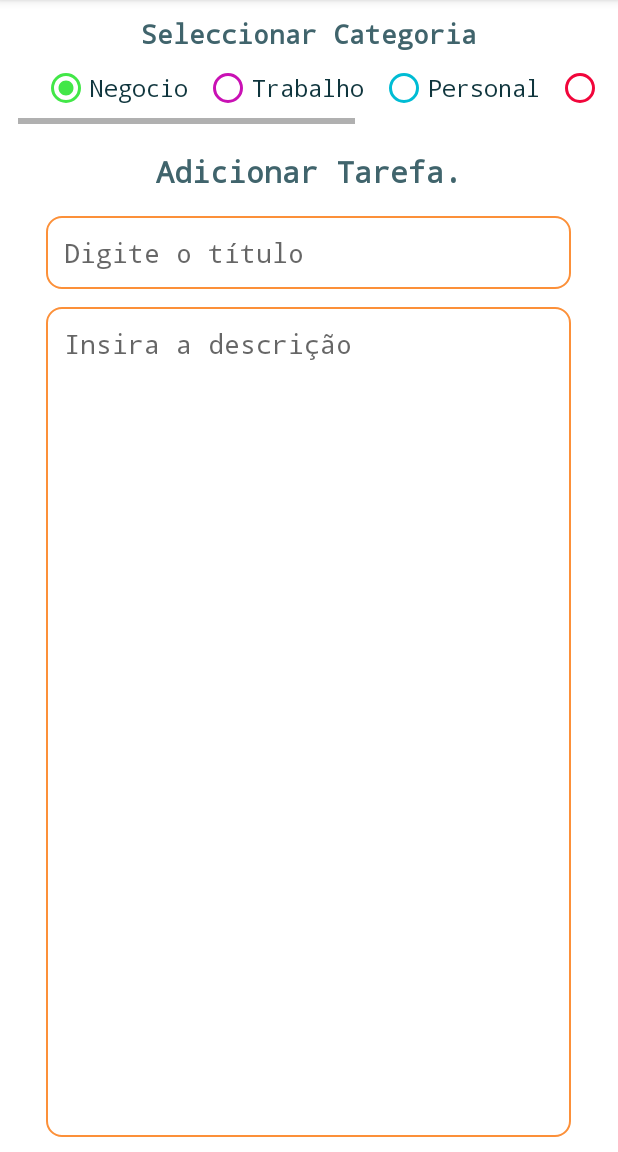
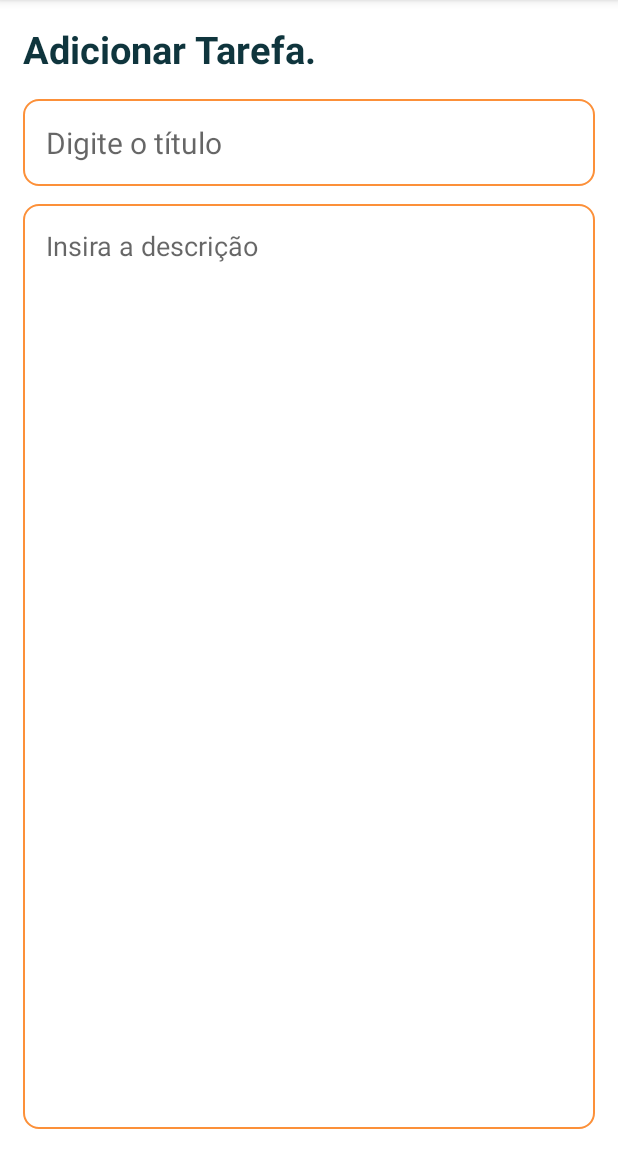
Before and after one commit to FredymarLeon/Task-Manager, an Android app: the fragment AddTaskFragment shown on its own in the app's theme, on a phone screen of 412 x 824 dp, the part 84-1236 px from its top. Run offline under Robolectric (Android 15) with nearby library versions, the phone set to English and light mode, and no system bars.

Commit message:
Foram feitas modificações nos layouts dos EditText nos fragments de Adicionar Tarefas e editar tarefas, para melhor responsividade.
Foi adicionado um tipo de font no theme do app.

Ainda mantemos a imagem provisoria a mostrar quando a tela de listagem de tarefas estiver vacia (png)

Falta criar </>Strings.xml em espanhol, ingles e outras linguas.

```diff
--- /dev/null
+++ b/app/src/main/res/drawable/ic_all_categories_menu.xml
@@ -0,0 +1,5 @@
+<vector xmlns:android="http://schemas.android.com/apk/res/android" android:height="24dp" android:tint="#FBFFFFFF" android:viewportHeight="24" android:viewportWidth="24" android:width="24dp">
+
+    <path android:fillColor="@color/white" android:pathData="M10,20v-6h4v6h5v-8h3L12,3 2,12h3v8z"/>
+
+</vector>
--- /dev/null
+++ b/app/src/main/res/drawable/ic_menu_list_category_menu.xml
@@ -0,0 +1,5 @@
+<vector xmlns:android="http://schemas.android.com/apk/res/android" android:autoMirrored="true" android:height="24dp" android:tint="#FFFFFF" android:viewportHeight="24" android:viewportWidth="24" android:width="24dp">
+
+    <path android:fillColor="@android:color/white" android:pathData="M3,13h2v-2L3,11v2zM3,17h2v-2L3,15v2zM3,9h2L5,7L3,7v2zM7,13h14v-2L7,11v2zM7,17h14v-2L7,15v2zM7,7v2h14L21,7L7,7z"/>
+
+</vector>
--- /dev/null
+++ b/app/src/main/res/drawable/ic_new_category_menu.xml
@@ -0,0 +1,5 @@
+<vector xmlns:android="http://schemas.android.com/apk/res/android" android:autoMirrored="true" android:height="24dp" android:tint="#FFFFFF" android:viewportHeight="24" android:viewportWidth="24" android:width="24dp">
+
+    <path android:fillColor="@android:color/white" android:pathData="M14,10H3v2h11V10zM14,6H3v2h11V6zM18,14v-4h-2v4h-4v2h4v4h2v-4h4v-2H18zM3,16h7v-2H3V16z"/>
+
+</vector>
--- a/app/src/main/res/layout/fragment_add_task.xml
+++ b/app/src/main/res/layout/fragment_add_task.xml
@@ -1,153 +1,47 @@
 <?xml version="1.0" encoding="utf-8"?>
 <RelativeLayout xmlns:android="http://schemas.android.com/apk/res/android"
     xmlns:tools="http://schemas.android.com/tools"
-        android:layout_width="match_parent"
-        android:layout_height="match_parent"
-        android:orientation="vertical"
-        android:padding="10dp"
-        tools:context=".fragments.AddTaskFragment">
+    android:layout_width="match_parent"
+    android:layout_height="match_parent"
+    android:orientation="vertical"
+    android:padding="15dp"
+    tools:context=".fragments.AddTaskFragment">
 
         <TextView
-            android:id="@+id/selectCategory"
+            android:id="@+id/tvAddTaskList"
             android:layout_width="wrap_content"
             android:layout_height="wrap_content"
-            android:layout_alignParentTop="true"
-            android:layout_centerHorizontal="true"
-            android:fontFamily="monospace"
-            android:text="@string/select_category"
-            android:textColor="@color/blue_gray"
-            android:textSize="18sp"
-            android:textStyle="bold" />
-
-        <HorizontalScrollView
-            android:id="@+id/svRadioGroup"
-            android:layout_width="wrap_content"
-            android:layout_height="wrap_content"
-            android:layout_centerHorizontal="true"
-            android:layout_marginHorizontal="2dp"
-            android:layout_below="@+id/selectCategory">
-
-        <RadioGroup
-            android:id="@+id/rgCategories"
-            android:layout_width="wrap_content"
-            android:layout_height="wrap_content"
-            android:paddingHorizontal="16dp"
-            android:orientation="horizontal"
-            android:gravity="center_horizontal"
-            >
-
-                <RadioButton
-                    android:id="@+id/rbBusiness"
-                    android:layout_width="wrap_content"
-                    android:layout_height="wrap_content"
-                    android:layout_marginEnd="5dp"
-                    android:buttonTint="@color/color_business"
-                    android:checked="true"
-                    android:fontFamily="monospace"
-                    android:text="@string/category_business"
-                    android:textColor="@color/dark_blue"
-                    android:textSize="15sp" />
-
-                <RadioButton
-                    android:id="@+id/rbWork"
-                    android:layout_width="wrap_content"
-                    android:layout_height="wrap_content"
-                    android:buttonTint="@color/color_work"
-                    android:layout_marginHorizontal="5dp"
-                    android:text="@string/category_work"
-                    android:fontFamily="monospace"
-                    android:textSize="15sp"
-                    android:textColor="@color/dark_blue"/>
-
-                <RadioButton
-                    android:id="@+id/rbPersonal"
-                    android:layout_width="wrap_content"
-                    android:layout_height="wrap_content"
-                    android:layout_marginHorizontal="5dp"
-                    android:buttonTint="@color/color_personal"
-                    android:text="@string/category_personal"
-                    android:textSize="15sp"
-                    android:fontFamily="monospace"
-                    android:textColor="@color/dark_blue"/>
-
-                <RadioButton
-                    android:id="@+id/rbStudy"
-                    android:layout_width="wrap_content"
-                    android:layout_height="wrap_content"
-                    android:layout_marginHorizontal="5dp"
-                    android:buttonTint="@color/color_study"
-                    android:text="@string/category_study"
-                    android:textSize="15sp"
-                    android:fontFamily="monospace"
-                    android:textColor="@color/dark_blue"/>
-
-                <RadioButton
-                    android:id="@+id/rbReligion"
-                    android:layout_width="wrap_content"
-                    android:layout_height="wrap_content"
-                    android:layout_marginHorizontal="5dp"
-                    android:buttonTint="@color/teal_700"
-                    android:text="@string/category_religion"
-                    android:textSize="15sp"
-                    android:fontFamily="monospace"
-                    android:textColor="@color/teal_700"/>
-
-                <RadioButton
-                    android:id="@+id/rbOther"
-                    android:layout_width="wrap_content"
-                    android:layout_height="wrap_content"
-                    android:layout_marginStart="5dp"
-                    android:buttonTint="@color/color_other"
-                    android:text="@string/category_other"
-                    android:textSize="15sp"
-                    android:fontFamily="monospace"
-                    android:textColor="@color/dark_blue"/>
-
-        </RadioGroup>
-
-        </HorizontalScrollView>
-
-        <TextView
-            android:id="@+id/addTaskList"
-            android:layout_width="wrap_content"
-            android:layout_height="wrap_content"
-            android:layout_centerHorizontal="true"
-            android:layout_below="@+id/svRadioGroup"
-            android:layout_marginTop="18dp"
-            android:text="@string/add_task"
-            android:fontFamily="monospace"
-            android:textColor="@color/blue_gray"
-            android:textSize="20sp"
+            android:layout_alignParentStart="true"
+            android:text="@string/title_add_new_task"
+            android:textColor="@color/dark_blue"
+            android:textSize="25sp"
             android:textStyle="bold" />
 
         <EditText
             android:id="@+id/addTaskTitle"
-            android:layout_width="350dp"
+            android:layout_width="match_parent"
             android:layout_height="wrap_content"
-            android:layout_centerHorizontal="true"
-            android:layout_below="@+id/addTaskList"
+            android:layout_below="@+id/tvAddTaskList"
+            android:layout_alignParentStart="true"
+            android:layout_alignParentEnd="true"
             android:layout_marginTop="16dp"
-            android:gravity="top"
             android:hint="@string/enter_title"
             android:inputType="text|number"
-            android:fontFamily="monospace"
             android:maxLines="1"
-            android:padding="12dp"
+            android:padding="15dp"
             android:background="@drawable/orange_border"
-            android:textSize="18sp"
+            android:textSize="20sp"
             tools:ignore="Autofill" />
 
         <EditText
-            android:id="@+id/addTaskDescription"
-            android:layout_width="350dp"
+            android:id="@+id/etAddTaskDescription"
+            android:layout_width="match_parent"
             android:layout_height="match_parent"
-            android:layout_centerHorizontal="true"
             android:layout_below="@+id/addTaskTitle"
             android:hint="@string/enter_description"
             android:inputType="text|number"
-            android:fontFamily="monospace"
             android:gravity="top"
-            android:padding="12dp"
+            android:padding="15dp"
             android:textSize="18sp"
             android:background="@drawable/orange_border"
             android:layout_marginTop="12dp"
--- a/app/src/main/res/layout/item_category.xml
+++ b/app/src/main/res/layout/item_category.xml
@@ -5,7 +5,7 @@
     android:layout_width="145dp"
     android:layout_height="48dp"
     android:layout_marginHorizontal="5dp"
-    android:layout_marginVertical="1dp"
+    android:layout_marginVertical="2dp"
     app:cardBackgroundColor="@color/dark_blue"
     app:cardCornerRadius="15dp"
     >
@@ -37,4 +37,5 @@
             android:layout_height="2dp"/>
 
     </LinearLayout>
+
 </androidx.cardview.widget.CardView>
--- a/app/src/main/res/menu/menu_add_task.xml
+++ b/app/src/main/res/menu/menu_add_task.xml
@@ -1,8 +1,11 @@
 <?xml version="1.0" encoding="utf-8"?>
 <menu xmlns:android="http://schemas.android.com/apk/res/android"
     xmlns:app="http://schemas.android.com/apk/res-auto">
+
     <item
         android:id="@+id/saveMenu"
         android:title="@string/save_menu"
-        app:showAsAction="always"/>
+        app:showAsAction="always">
+    </item>
+
 </menu>
--- a/app/src/main/res/values/strings.xml
+++ b/app/src/main/res/values/strings.xml
@@ -1,27 +1,52 @@
 <resources>
+
+<!--    Nome do App-->
     <string name="app_name">Task Manager</string>
+
+<!--    Menu-->
+
+    <!--    Menu_add_task-->
+    <string name="New_categories_menu">Nova Lista</string>
+
+    <!--    Menu_edit_task-->
+    <string name="save_menu">Salvar</string>
+
+    <!--    task_manager_menu-->
     <string name="search_menu">Buscar</string>
-    <string name="addNewTask">Adicionar Tarefa</string>
+
+<!--    fragment_task_manager-->
+    <string name="categories">Categorias</string>
+    <string name="my_task">Minhas Tarefas</string>
     <string name="empty_task">Trovões</string>
-    <string name="add_task">Adicionar Tarefa.</string>
+
+<!--    Tag reservadas para nomes do Recicler View de categorias-->
+    <string name="all_categories">Todas as Categorias</string>
+    <string name="shopping_categories">Compras</string>
+    <string name="study_categories">Estudo</string>
+    <string name="wishList_categories">Lista de Desejos</string>
+    <string name="personal_categories">Pessoal</string>
+    <string name="work_categories">Trabalho</string>
+    <string name="completed_category">Concluído</string>
+    <string name="_categories">Trabalho</string>
+    <string name="category_completed">Concluído</string>
+
+<!--    fragment_add_task-->
+    <string name="title_add_new_task">Adicionar Tarefa.</string>
     <string name="enter_title">Digite o título</string>
     <string name="enter_description">Insira a descrição</string>
+
+<!--item_task    -->
     <string name="task_title">Título da tarefa</string>
     <string name="description">Descrição</string>
-    <string name="edit_task">Editar Tarefa.</string>
-    <string name="hint_user">Usuario</string>
-    <string name="categories">Categorias</string>
+
+<!--item_category    -->
     <string name="category_personal">Personal</string>
-    <string name="category_work">Trabalho</string>
-    <string name="category_study">Estudo</string>
-    <string name="category_business">Negocio</string>
-    <string name="category_religion">Religião</string>
-    <string name="category_other">Outra</string>
-    <string name="select_category">Seleccionar Categoria</string>
-    <string name="save_menu">Salvar</string>
+
+<!--    fragment_edit_task-->
     <string name="fabDescrTaskEdit">Botão para salvar tarefa editada</string>
     <string name="fabDescrTaskAdd">Botão para editar tarefa</string>
-    <string name="my_task">Minhas Tarefas</string>
+    <string name="edit_task">Editar Tarefa.</string>
 
-
+<!--item_category    -->
+    <string name="hint_user">Usuario</string>
 </resources>
--- a/app/src/main/res/values/themes.xml
+++ b/app/src/main/res/values/themes.xml
@@ -2,6 +2,7 @@
     <!-- Base application theme. -->
 
     <style name="Base.Theme.TaskManager" parent="Theme.MaterialComponents.DayNight.DarkActionBar">
+
         <!-- Primary brand color. -->
         <item name="colorPrimary">@color/blue_gray</item>
         <item name="colorPrimaryVariant">@color/blue_gray</item>
@@ -12,6 +13,9 @@
         <item name="colorSecondaryVariant">@color/blue_gray</item>
         <item name="colorOnSecondary">@color/white</item>
 
+        <!-- Font. -->
+        <item name="fontFamily">font/monospace</item>
+
         <!-- Status bar color. -->
         <item name="android:statusBarColor">?attr/colorPrimaryVariant</item>
 
```
Also changed, not shown: app/src/main/res/layout/activity_main.xml (+8 -8 lines), app/src/main/res/layout/fragment_edit_task.xml (+13 -19 lines).
